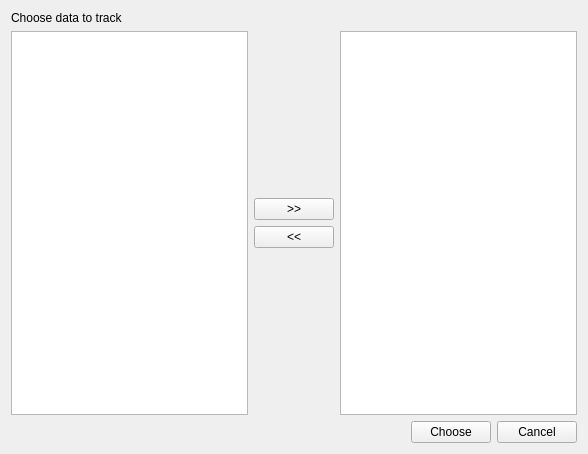
This is gui/ui/chooseTrackedData.ui in syncope/adapt as Qt 5 draws it before an edit. The edited form follows.
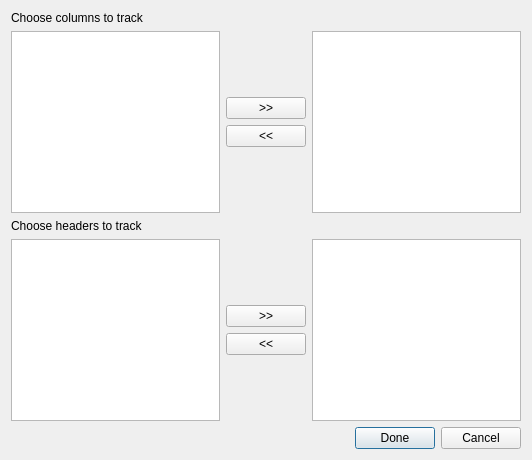
This is the edited form.

Commit message: + implemented the division into header and column data for tracking definition  ++ fixes issue # 60

Diff of the .ui file:
```diff
--- a/gui/ui/chooseTrackedData.ui
+++ b/gui/ui/chooseTrackedData.ui
@@ -6,8 +6,8 @@
    <rect>
     <x>0</x>
     <y>0</y>
-    <width>588</width>
-    <height>454</height>
+    <width>532</width>
+    <height>460</height>
    </rect>
   </property>
   <property name="windowTitle">
@@ -19,7 +19,7 @@
      <item>
       <widget class="QLabel" name="label">
        <property name="text">
-        <string>Choose data to track</string>
+        <string>Choose columns to track</string>
        </property>
       </widget>
      </item>
@@ -73,7 +73,68 @@
         </layout>
        </item>
        <item>
-        <widget class="QListWidget" name="listSelected"/>
+        <widget class="QListWidget" name="listSelectedColumns"/>
+       </item>
+      </layout>
+     </item>
+     <item>
+      <widget class="QLabel" name="label_2">
+       <property name="text">
+        <string>Choose headers to track</string>
+       </property>
+      </widget>
+     </item>
+     <item>
+      <layout class="QHBoxLayout" name="horizontalLayout_3">
+       <item>
+        <widget class="QListWidget" name="listAllHeaders"/>
+       </item>
+       <item>
+        <layout class="QVBoxLayout" name="verticalLayout_3">
+         <item>
+          <spacer name="verticalSpacer_3">
+           <property name="orientation">
+            <enum>Qt::Vertical</enum>
+           </property>
+           <property name="sizeHint" stdset="0">
+            <size>
+             <width>20</width>
+             <height>40</height>
+            </size>
+           </property>
+          </spacer>
+         </item>
+         <item>
+          <widget class="QPushButton" name="addToListHeaders">
+           <property name="text">
+            <string>&gt;&gt;</string>
+           </property>
+          </widget>
+         </item>
+         <item>
+          <widget class="QPushButton" name="removeFromListHeaders">
+           <property name="text">
+            <string>&lt;&lt;</string>
+           </property>
+          </widget>
+         </item>
+         <item>
+          <spacer name="verticalSpacer_4">
+           <property name="orientation">
+            <enum>Qt::Vertical</enum>
+           </property>
+           <property name="sizeHint" stdset="0">
+            <size>
+             <width>20</width>
+             <height>40</height>
+            </size>
+           </property>
+          </spacer>
+         </item>
+        </layout>
+       </item>
+       <item>
+        <widget class="QListWidget" name="listSelectedHeaders"/>
        </item>
       </layout>
      </item>
@@ -95,7 +156,10 @@
        <item>
         <widget class="QPushButton" name="okBtn">
          <property name="text">
-          <string>Choose</string>
+          <string>Done</string>
+         </property>
+         <property name="default">
+          <bool>true</bool>
          </property>
         </widget>
        </item>
```
Left out of the diff: 6 changed lines with no effect on the pictures. The commit also changes 1 other file.
